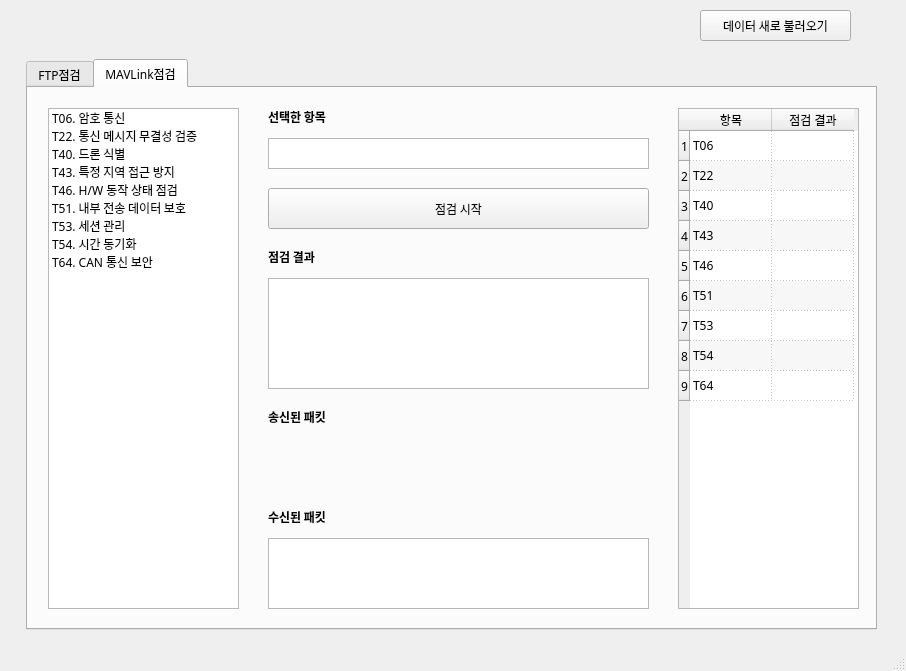
Before: the Qt Designer form ui/PX4Inspector.ui in Herrtane/PX4Inspector, drawn with Qt 5.
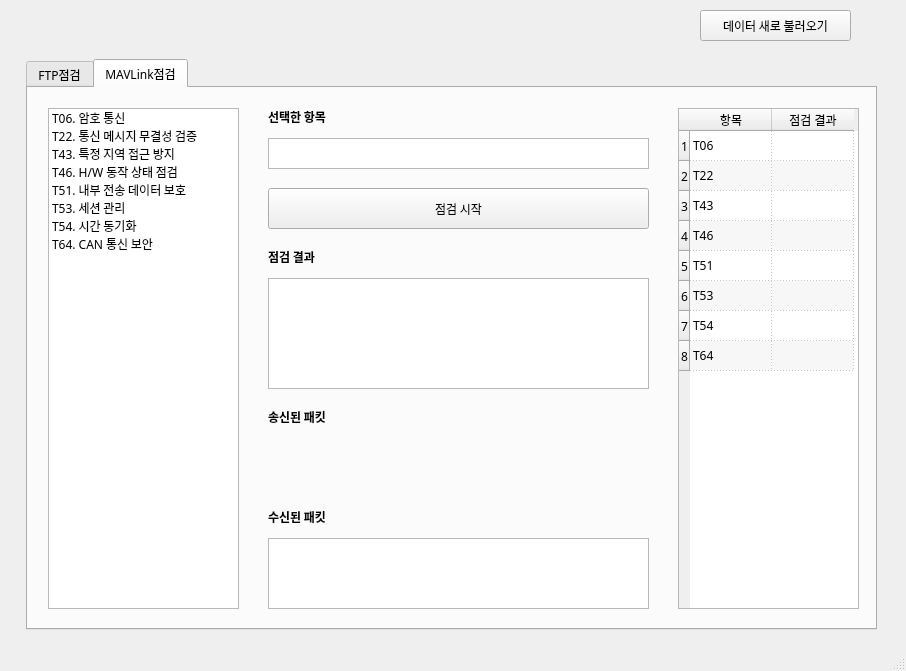
After: the same form once the commit is applied. The open tabs and pages were chosen to show the change.

```diff
--- a/ui/PX4Inspector.ui
+++ b/ui/PX4Inspector.ui
@@ -337,11 +337,6 @@
         <string>T22. 통신 메시지 무결성 검증</string>
        </property>
       </item>
-      <item>
-       <property name="text">
-        <string>T40. 드론 식별</string>
-       </property>
-      </item>
       <item>
        <property name="text">
         <string>T43. 특정 지역 접근 방지</string>
@@ -440,11 +435,6 @@
         <string>8</string>
        </property>
       </row>
-      <row>
-       <property name="text">
-        <string>9</string>
-       </property>
-      </row>
       <column>
        <property name="text">
         <string>항목</string>
@@ -477,39 +467,39 @@
       </item>
       <item row="2" column="0">
        <property name="text">
-        <string>T40</string>
-       </property>
-      </item>
-      <item row="2" column="1">
-       <property name="text">
-        <string/>
-       </property>
-      </item>
-      <item row="3" column="0">
-       <property name="text">
         <string>T43</string>
        </property>
       </item>
-      <item row="3" column="1">
+      <item row="2" column="1">
        <property name="text">
         <string/>
        </property>
       </item>
-      <item row="4" column="0">
+      <item row="3" column="0">
        <property name="text">
         <string>T46</string>
        </property>
       </item>
-      <item row="4" column="1">
+      <item row="3" column="1">
        <property name="text">
         <string/>
        </property>
       </item>
-      <item row="5" column="0">
+      <item row="4" column="0">
        <property name="text">
         <string>T51</string>
        </property>
       </item>
+      <item row="4" column="1">
+       <property name="text">
+        <string/>
+       </property>
+      </item>
+      <item row="5" column="0">
+       <property name="text">
+        <string>T53</string>
+       </property>
+      </item>
       <item row="5" column="1">
        <property name="text">
         <string/>
@@ -517,25 +507,10 @@
       </item>
       <item row="6" column="0">
        <property name="text">
-        <string>T53</string>
-       </property>
-      </item>
-      <item row="6" column="1">
-       <property name="text">
-        <string/>
-       </property>
-      </item>
-      <item row="7" column="0">
-       <property name="text">
         <string>T54</string>
        </property>
       </item>
-      <item row="7" column="1">
-       <property name="text">
-        <string/>
-       </property>
-      </item>
-      <item row="8" column="0">
+      <item row="7" column="0">
        <property name="text">
         <string>T64</string>
        </property>
```
Left out of the diff: 2 changed lines with no effect on the pictures.
